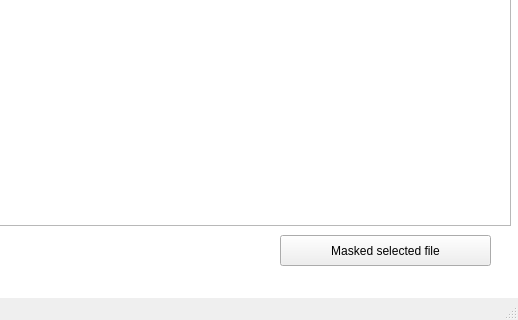
Above: app/gui/ui_3.ui from CSID-DGU/2023-1-CECD3-Sugar-4 before the change; both pictures show x 310 to 828 and y 195 to 515 of the 828 by 515 pixel window. Below: the same form after it.
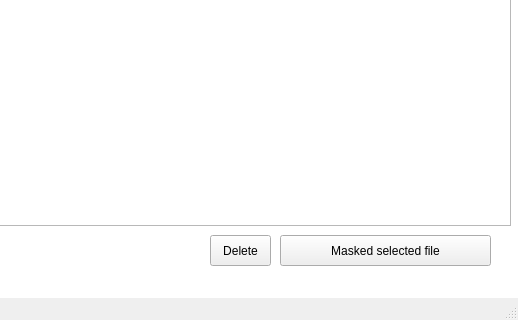
That is the form after the change.

```diff
--- a/app/gui/ui_3.ui
+++ b/app/gui/ui_3.ui
@@ -184,6 +184,19 @@
      </rect>
     </property>
    </widget>
+   <widget class="QPushButton" name="pushButton_5">
+    <property name="geometry">
+     <rect>
+      <x>520</x>
+      <y>430</y>
+      <width>61</width>
+      <height>31</height>
+     </rect>
+    </property>
+    <property name="text">
+     <string>Delete</string>
+    </property>
+   </widget>
   </widget>
   <widget class="QMenuBar" name="menubar">
    <property name="geometry">
```
